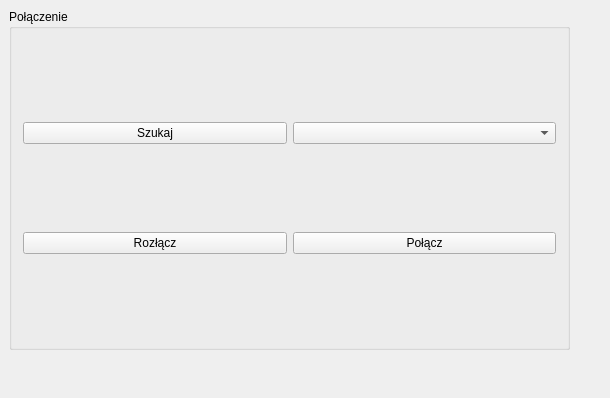
First picture: the form in QT_ArduinoUART/mainwindow.ui, repository serek90/QT, before the edit.
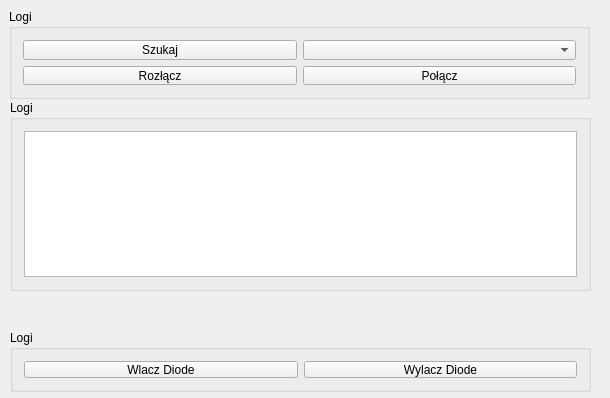
Second picture: the form after the edit.

Patch:
```diff
--- a/QT_ArduinoUART/mainwindow.ui
+++ b/QT_ArduinoUART/mainwindow.ui
@@ -19,12 +19,12 @@
      <rect>
       <x>9</x>
       <y>9</y>
-      <width>561</width>
-      <height>341</height>
+      <width>581</width>
+      <height>90</height>
      </rect>
     </property>
     <property name="title">
-     <string>Połączenie</string>
+     <string>Logi</string>
     </property>
     <layout class="QGridLayout" name="gridLayout">
      <item row="0" column="0">
@@ -34,6 +34,9 @@
        </property>
       </widget>
      </item>
+     <item row="0" column="1">
+      <widget class="QComboBox" name="comboBoxDevices"/>
+     </item>
      <item row="1" column="0">
       <widget class="QPushButton" name="pushButtonRozlacz">
        <property name="text">
@@ -48,8 +51,52 @@
        </property>
       </widget>
      </item>
+    </layout>
+   </widget>
+   <widget class="QGroupBox" name="groupBox">
+    <property name="geometry">
+     <rect>
+      <x>10</x>
+      <y>100</y>
+      <width>581</width>
+      <height>191</height>
+     </rect>
+    </property>
+    <property name="title">
+     <string>Logi</string>
+    </property>
+    <layout class="QGridLayout" name="gridLayout_3">
+     <item row="0" column="0">
+      <widget class="QTextEdit" name="LogScope"/>
+     </item>
+    </layout>
+   </widget>
+   <widget class="QGroupBox" name="groupBox_2">
+    <property name="geometry">
+     <rect>
+      <x>10</x>
+      <y>330</y>
+      <width>581</width>
+      <height>62</height>
+     </rect>
+    </property>
+    <property name="title">
+     <string>Logi</string>
+    </property>
+    <layout class="QGridLayout" name="gridLayout_2">
      <item row="0" column="1">
-      <widget class="QComboBox" name="comboBoxDevices"/>
+      <widget class="QPushButton" name="pushButtonLOD_Off">
+       <property name="text">
+        <string>Wylacz Diode</string>
+       </property>
+      </widget>
+     </item>
+     <item row="0" column="0">
+      <widget class="QPushButton" name="pushButton">
+       <property name="text">
+        <string>Wlacz Diode</string>
+       </property>
+      </widget>
      </item>
     </layout>
    </widget>
```
